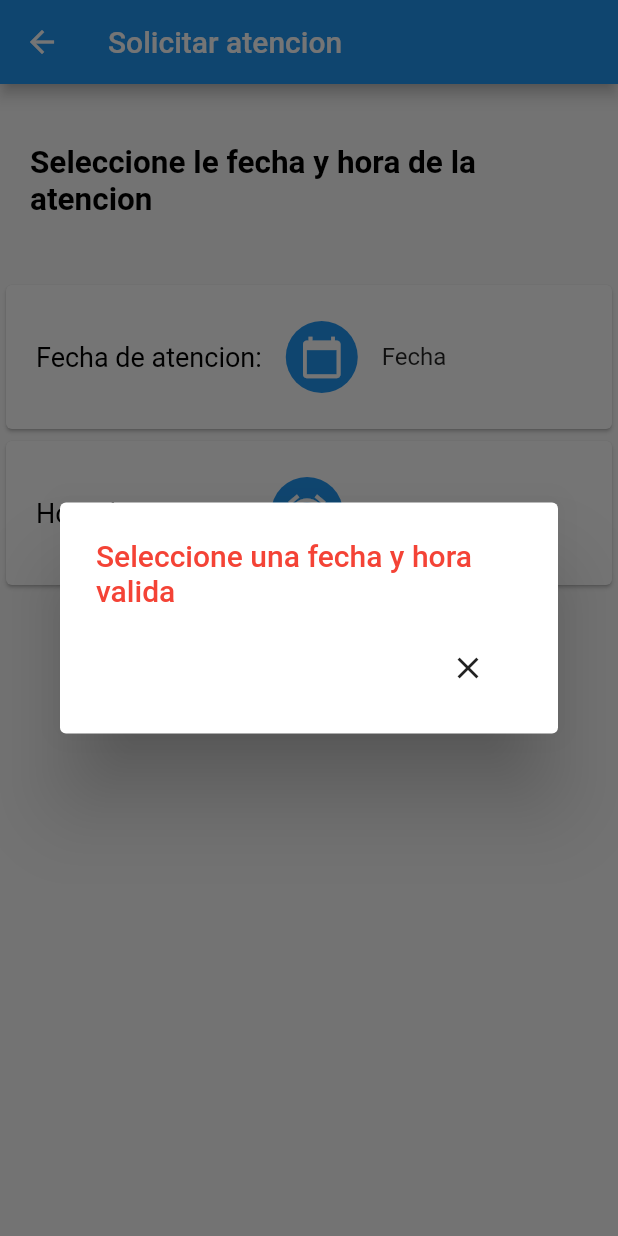
After one commit to sebasCM8/si2_appsolo, a Flutter app: the FechaHoraPage screen opened directly, after a tap on "siguiente", on a phone screen of 412 x 824 dp. The commit adds this screen. Run offline on Flutter 3.47's test engine with Material 2 defaults, Android fonts, the phone set to English and light mode, and no system bars; our stand-ins replace sqflite; missing offline and left inert: google_maps_controller; accounts and stored records are empty.

Commit message:
solicitud atencion terminado

```diff
--- /dev/null
+++ b/enfermeria_app/lib/models/reserva_class.dart
@@ -0,0 +1,70 @@
+import 'package:http/http.dart' as http;
+import 'dart:convert';
+
+class Reserva {
+  int _resId;
+  String _resFServicio;
+  String _resHServicio;
+  String _resLat;
+  String _resLng;
+  int _resEstado;
+  int _resPersona;
+  void setPerId(int id) => this._resPersona = id;
+  void setFecha(String fecha) => this._resFServicio = fecha;
+  void setHora(String hora) => this._resHServicio = hora;
+  void setLatnLng(String lat, String lng) {
+    this._resLat = lat;
+    this._resLng = lng;
+  }
+
+  int getPerId() => this._resPersona;
+  Reserva(this._resFServicio, this._resHServicio, this._resPersona);
+  int getId() => this._resId;
+
+  //====================
+  //==== API METHODS ===
+  //====================
+  Reserva.fromAPI(Map<String, dynamic> mapita){
+    this._resId = mapita['id'];
+    this._resFServicio = mapita['res_fechaServicio'];
+    this._resHServicio = mapita['res_horaServicio'];
+    this._resLat = mapita['res_lat'].toString();
+    this._resLng = mapita['res_lng'].toString();
+    this._resEstado = mapita['res_estadoRes'];
+    this._resPersona = mapita['res_persona'];
+  }
+
+  Map<String, dynamic> toMap() {
+    Map<String, dynamic> mapa = {
+      'id': this._resId,
+      'res_fechaServicio': this._resFServicio,
+      'res_horaServicio': this._resHServicio,
+      'res_lat': this._resLat,
+      'res_lng': this._resLng,
+      'res_estadoRes': this._resEstado,
+      'res_persona':this._resPersona
+    };
+    return mapa;
+  }
+
+  static Future<Reserva> apiRegisterReserva(Reserva res) async {
+    final url =
+        "https://sebastiancm.pythonanywhere.com/enfermeria/api_insert_reserva/";
+    Map<String, dynamic> resmap = res.toMap();
+    var response = await http.post(url, body: {
+      'res_fechaServicio': resmap['res_fechaServicio'],
+      'res_horaServicio': resmap['res_horaServicio'],
+      'res_lat': resmap['res_lat'],
+      'res_lng': resmap['res_lng'],
+      'res_estadoRes':'0',
+      'res_estado':'1',
+      'res_persona':'${resmap['res_persona']}'
+    });
+    if (response.statusCode == 201) {
+      Map<String, dynamic> reservaobj = json.decode(response.body);
+      return Reserva.fromAPI(reservaobj);
+    } else {
+      return null;
+    }
+  }
+}
--- a/enfermeria_app/lib/models/servicio_class.dart
+++ b/enfermeria_app/lib/models/servicio_class.dart
@@ -6,6 +6,9 @@ class Servicio {
   String _serNombre;
   String _serDesc;
   double _serPrecio;
+
+  bool added = false;
+
   Servicio(this._serId, this._serNombre, this._serDesc, this._serPrecio);
 
   Map<String, dynamic> toMap() {
@@ -21,6 +24,7 @@ class Servicio {
   String getName() => this._serNombre;
   String getDesc() => this._serDesc;
   double getPrecio() => this._serPrecio;
+  int getId() => this._serId;
   // ==========================
   // ========= API METHODS ====
   // ==========================
--- a/enfermeria_app/lib/models/usuario_class.dart
+++ b/enfermeria_app/lib/models/usuario_class.dart
@@ -38,6 +38,7 @@ class Usuario {
   int getID() => this._usuId;
   bool isLogged() => (this._usuLogged == 1);
   int getPer() => this._usuPer;
+  int getPerId()=>this._usuPer;
 
   // ==========================
   // ===== API METHODS ========
--- a/enfermeria_app/lib/pages/menu_page.dart
+++ b/enfermeria_app/lib/pages/menu_page.dart
@@ -117,8 +117,11 @@ class _MenuPageState extends State<MenuPage> {
               onTap: _verServicioBtn,
             ),
             ListTile(
-              leading: Icon(Icons.phone_callback),
+              leading: Icon(Icons.phone_callback, color: Colors.green,),
               title: Text("Solicitar Atencion"),
+              onTap: (){
+                Navigator.pushNamed(context, 'solicitarAtencionFechaHora', arguments: user.getPerId());
+              },
             ),
             ListTile(
                 leading: Icon(Icons.logout, color: Colors.red),
--- /dev/null
+++ b/enfermeria_app/lib/pages/solicitar_atencion_pages/fecha_hora_page.dart
@@ -0,0 +1,197 @@
+import 'package:enfermeria_app/costum_widgets/generic_widgets.dart';
+import 'package:enfermeria_app/models/reserva_class.dart';
+import 'package:flutter/material.dart';
+import 'package:intl/intl.dart';
+
+class FechaHoraPage extends StatefulWidget {
+  final int perId;
+  FechaHoraPage({this.perId});
+  @override
+  _FechaHoraPageState createState() => _FechaHoraPageState();
+}
+
+class _FechaHoraPageState extends State<FechaHoraPage> {
+  DateTime _dateTime;
+  String formatedDate;
+  DateFormat formatter = DateFormat('dd-MM-yyyy');
+
+  TimeOfDay time;
+  TimeOfDay picked;
+
+  int perID;
+  @override
+  void initState() {
+    super.initState();
+    perID = widget.perId;
+    time = TimeOfDay.now();
+  }
+
+  Future<void> selectTime(BuildContext context) async {
+    picked = await showTimePicker(context: context, initialTime: time);
+    if (picked != null) {
+      setState(() {
+        time = picked;
+      });
+    }
+  }
+
+  void _siguienteBtn() {
+    print("checking....");
+    if (_dateTime != null) {
+      bool ok = true;
+      int todayDay = DateTime.now().day;
+      int selectedDay = _dateTime.day;
+
+      int todayMonth = DateTime.now().month;
+      int selectedMonth = _dateTime.month;
+      if (selectedMonth == todayMonth && todayDay == selectedDay) {
+        int aurita = TimeOfDay.now().hour;
+        int horaSeleccionada = time.hour;
+        if (horaSeleccionada <= aurita) {
+          wrongDataDialog(context, 'La hora no debe ser menor o igual', 0);
+          ok=false;
+        }
+      }
+      if (ok){
+        String fecha = _dateTime.year.toString()+'-'+_dateTime.month.toString()+'-'+_dateTime.day.toString();
+        String hora = time.hour.toString()+':'+time.minute.toString()+':00';
+        Reserva unareserva = Reserva(fecha, hora, perID);
+        Navigator.pushNamed(context, 'solicitarAtencionReserva', arguments:unareserva);
+      }
+
+    } else {
+      wrongDataDialog(context, 'Seleccione una fecha y hora valida', 0);
+    }
+  }
+
+  @override
+  Widget build(BuildContext context) {
+    double screenwidth = MediaQuery.of(context).size.width;
+
+    return Scaffold(
+      appBar: AppBar(
+        title: Text("Solicitar atencion"),
+      ),
+      body: Container(
+        child: ListView(
+          children: [
+            Container(
+                alignment: Alignment.centerLeft,
+                padding: EdgeInsets.only(top: 20, bottom: 20),
+                child: Container(
+                  padding: EdgeInsets.all(20),
+                  child: littleTitle(
+                      'Seleccione le fecha y hora de la atencion',
+                      Colors.black),
+                )),
+            Card(
+              child: Container(
+                padding: EdgeInsets.all(20),
+                child: Row(
+                  children: [
+                    Container(
+                      child: Text('Fecha de atencion:',
+                          style: TextStyle(
+                            color: Colors.black,
+                            fontSize: 18,
+                          )),
+                    ),
+                    Expanded(
+                        child: ListTile(
+                      leading: Container(
+                        decoration: BoxDecoration(
+                            color: Colors.blue, shape: BoxShape.circle),
+                        child: IconButton(
+                          focusColor: Colors.yellow,
+                          icon: Icon(
+                            Icons.calendar_today,
+                            color: Colors.white,
+                            size: 30,
+                          ),
+                          onPressed: () {
+                            showDatePicker(
+                                    context: context,
+                                    initialDate: _dateTime == null
+                                        ? DateTime.now()
+                                        : _dateTime,
+                                    firstDate: DateTime.now(),
+                                    lastDate: DateTime(2022))
+                                .then((date) {
+                              setState(() {
+                                _dateTime = date;
+                                formatedDate = formatter.format(_dateTime);
+                              });
+                            });
+                          },
+                        ),
+                      ),
+                      title:
+                          Text((formatedDate == null) ? "Fecha" : formatedDate),
+                    ))
+                  ],
+                ),
+              ),
+            ),
+            Card(
+              child: Container(
+                padding: EdgeInsets.all(20),
+                child: Row(
+                  children: [
+                    Container(
+                      child: Text('Hora de atencion:',
+                          style: TextStyle(
+                            color: Colors.black,
+                            fontSize: 18,
+                          )),
+                    ),
+                    Expanded(
+                        child: ListTile(
+                      leading: Container(
+                        decoration: BoxDecoration(
+                            color: Colors.blue, shape: BoxShape.circle),
+                        child: IconButton(
+                          focusColor: Colors.yellow,
+                          icon: Icon(
+                            Icons.alarm,
+                            color: Colors.white,
+                            size: 30,
+                          ),
+                          onPressed: () {
+                            selectTime(context);
+                          },
+                        ),
+                      ),
+                      title: Text("${time.hour}:${time.minute}"),
+                    ))
+                  ],
+                ),
+              ),
+            ),
+            SizedBox(
+              height: 18,
+            ),
+            Row(
+              mainAxisAlignment: MainAxisAlignment.center,
+              children: [
+                ElevatedButton(
+                    onPressed: _siguienteBtn,
+                    child: Container(
+                        alignment: Alignment.center,
+                        width: screenwidth * 0.4,
+                        height: 50,
+                        padding: EdgeInsets.all(5),
+                        child: Text(
+                          "siguiente",
+                          style: TextStyle(fontSize: 22),
+                        ))),
+              ],
+            ),
+            SizedBox(
+              height: 18,
+            ),
+          ],
+        ),
+      ),
+    );
+  }
+}
--- a/enfermeria_app/pubspec.yaml
+++ b/enfermeria_app/pubspec.yaml
@@ -26,6 +26,11 @@ dependencies:
   sqflite:
   path_provider: ^2.0.1
   http: ^0.12.0+1
+  intl: ^0.17.0
+  google_maps_flutter:
+  google_maps_controller:
+  geolocator:
+  geocoding:
 
   # The following adds the Cupertino Icons font to your application.
   # Use with the CupertinoIcons class for iOS style icons.
```
Also changed, not shown: enfermeria_app/lib/main.dart (+11 -1 lines), enfermeria_app/lib/models/reserva_detalle_class.dart (added, +8 -0 lines), enfermeria_app/lib/models/reserva_servicio_class.dart (added, +45 -0 lines), enfermeria_app/lib/pages/solicitar_atencion_pages/final_page.dart (added, +132 -0 lines), enfermeria_app/lib/pages/solicitar_atencion_pages/servicios_atencion_page.dart (added, +113 -0 lines), enfermeria_app/lib/pages/solicitar_atencion_pages/solicitud_atencion_exito.dart (added, +51 -0 lines), enfermeria_app/lib/pages/solicitar_atencion_pages/ubicacion_page.dart (added, +101 -0 lines), enfermeria_app/pubspec.lock, 2 other files.
